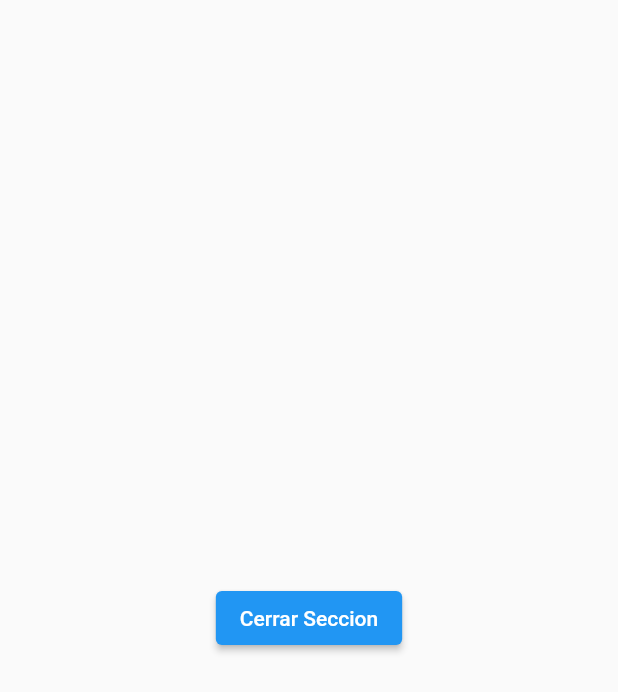
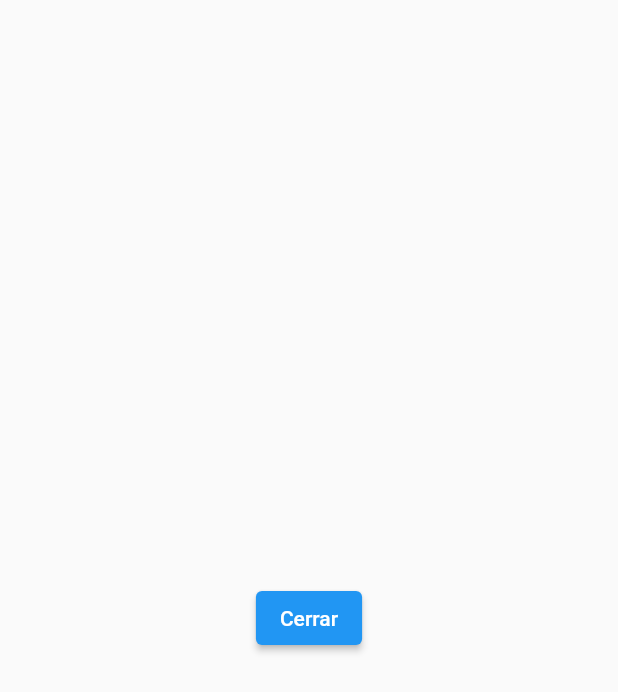
Before and after one commit to EmmanuelChacon-ve/Jabes-flutter, a Flutter app: the ClientProductsListPage screen opened by its route, on a phone screen of 412 x 824 dp. Shown: the top 692 px of the screen. Run offline on Flutter 3.47's test engine with Material 2 defaults, Android fonts, the phone set to English and light mode, and no system bars; our stand-ins replace lottie, shared_preferences; accounts and stored records are empty; Roboto replaces fonts that are missing (Nimbusans).

Commit message:
cerrar sesion- cerrar

```diff
--- a/lib/src/pages/client/products/list/client_products_list_page.dart
+++ b/lib/src/pages/client/products/list/client_products_list_page.dart
@@ -26,8 +26,8 @@ class _ClientProductsListPageState extends State<ClientProductsListPage> {
   Widget build(BuildContext context) {
     return Scaffold(
       body: Center(
-        child: ElevatedButton(
-            onPressed: _con.logout, child: const Text('Cerrar Seccion')),
+        child:
+            ElevatedButton(onPressed: _con.logout, child: const Text('Cerrar')),
       ),
     );
   }
```
